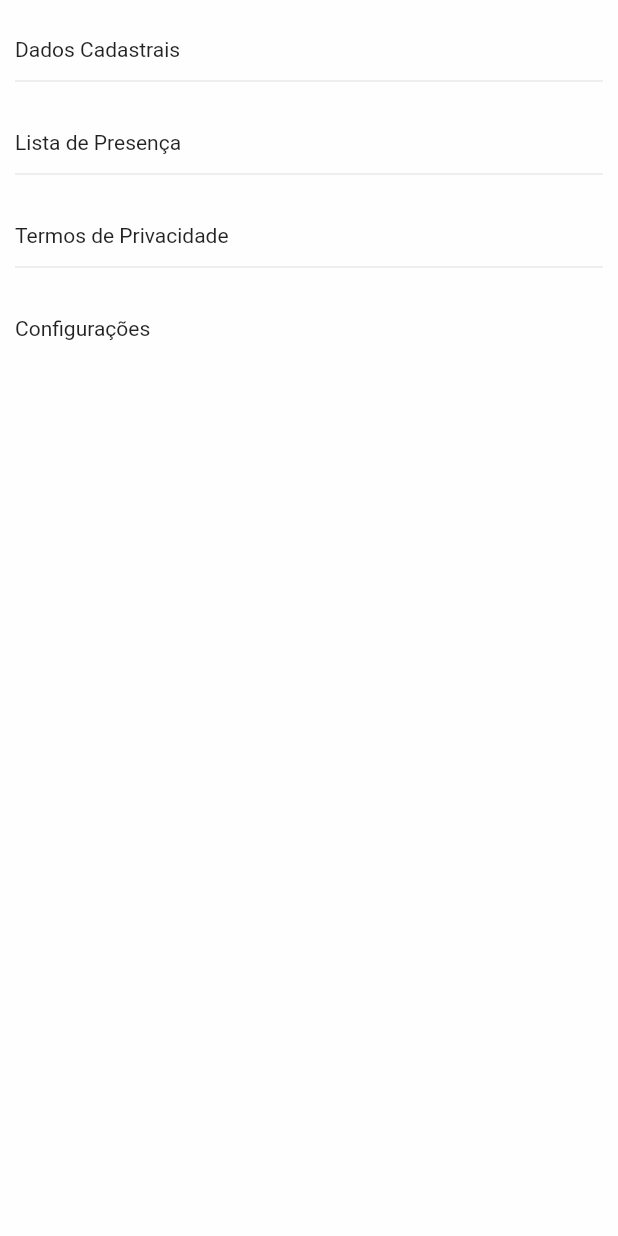
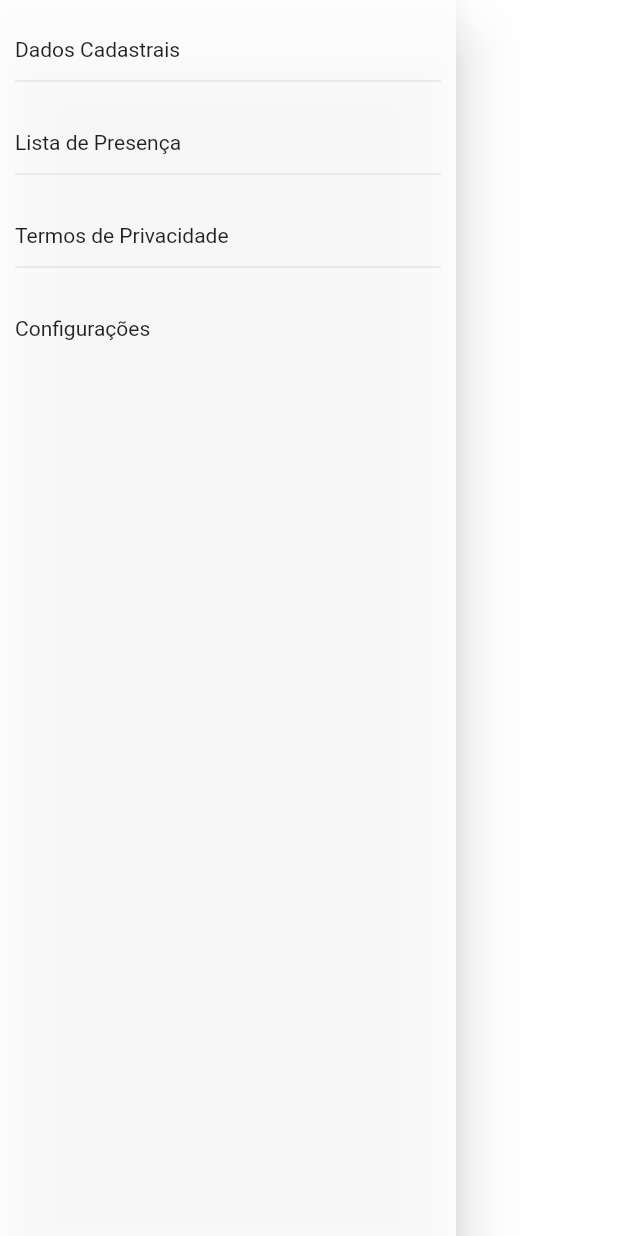
Before and after one commit to THSDEVELOP/flutterListaDePresenca, a Flutter app: the Drawer1 widget shown alone on an empty page, opened directly, on a phone screen of 412 x 824 dp. Run offline on Flutter 3.47's test engine with Material 2 defaults, Android fonts, the phone set to English and light mode, and no system bars; our stand-ins replace google_fonts.

Commit message:
Add files via upload

```diff
--- a/lib/utils/drawer.dart
+++ b/lib/utils/drawer.dart
@@ -2,18 +2,13 @@ import 'package:flutter/material.dart';
 
 import '../pages/dados_cadastrais.dart';
 
-class Drawer1 extends StatefulWidget {
+class Drawer1 extends StatelessWidget {
   const Drawer1({super.key});
 
   @override
-  State<Drawer1> createState() => _Drawer1State();
-}
-
-class _Drawer1State extends State<Drawer1> {
-  @override
   Widget build(BuildContext context) {
-    return SafeArea(child: Scaffold(
-        body: Padding(
+    return Drawer(
+        child: Padding(
           padding: const EdgeInsets.symmetric(vertical: 20, horizontal: 10),
           child: Column(
             crossAxisAlignment: CrossAxisAlignment.start,
@@ -67,7 +62,6 @@ class _Drawer1State extends State<Drawer1> {
             ],
           ),
         ),
-      ),
     );
   }
 }
```
